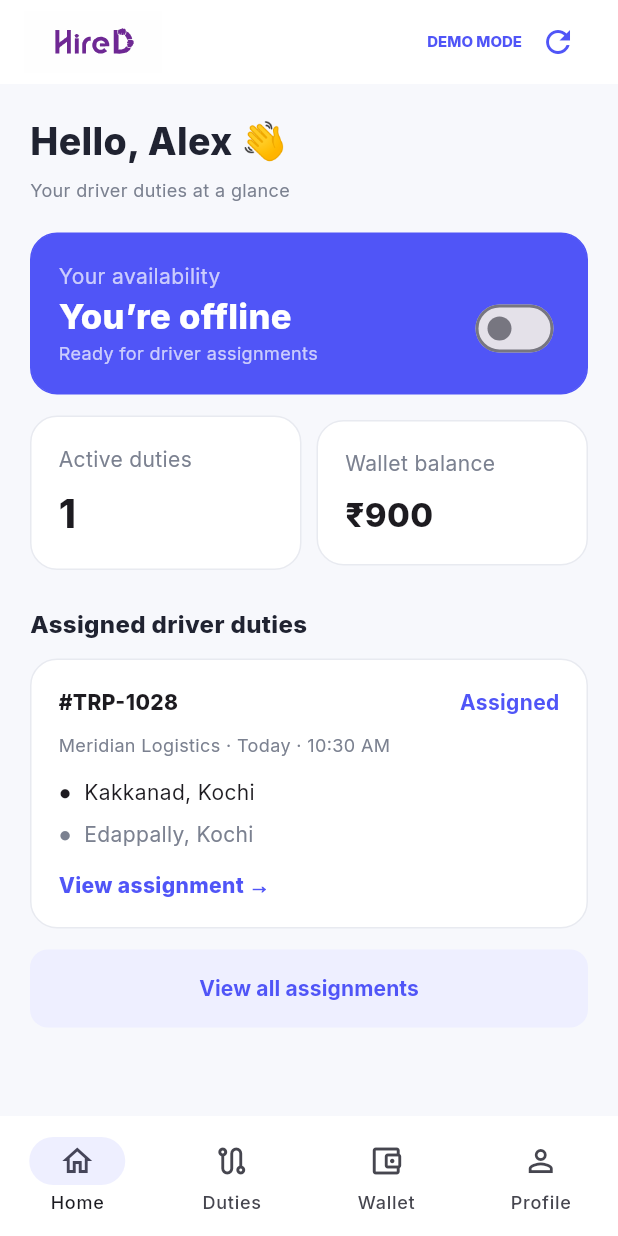
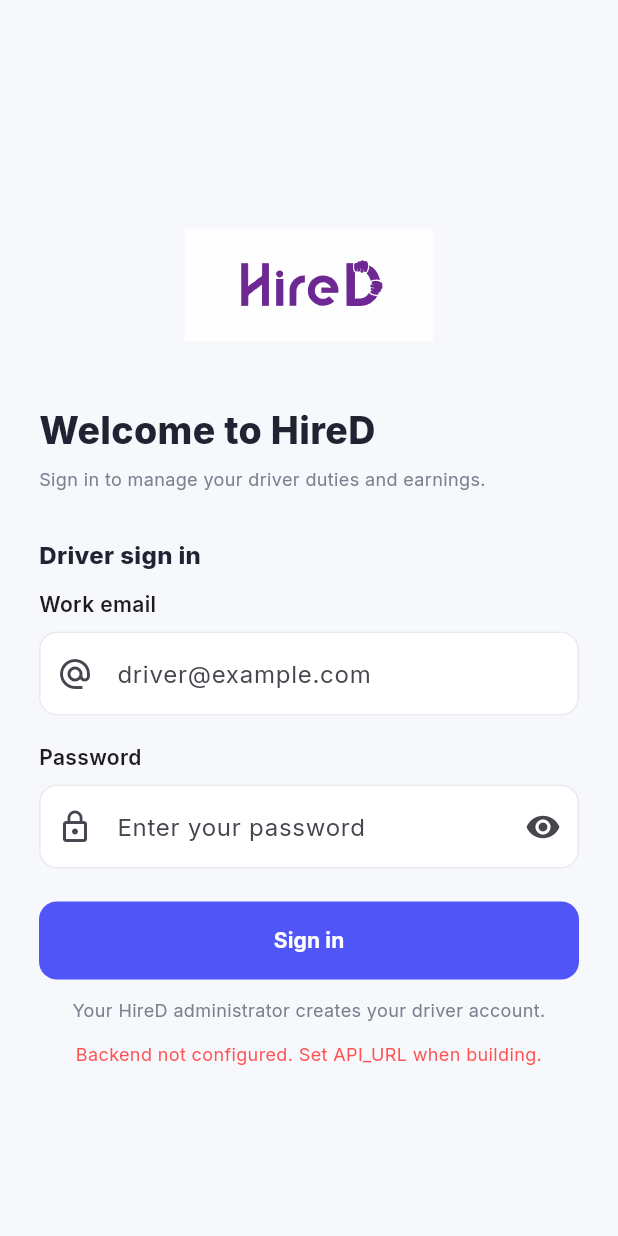
Before and after one commit to vasudevks2004/driver-app, a Flutter app: the screen it shows after launch, on a phone screen of 412 x 824 dp. Run offline on Flutter 3.47's test engine with Material 3 defaults, Android fonts, the phone set to English and light mode, and no system bars; our stand-ins replace file_picker, flutter_secure_storage, flutter_svg, google_fonts, image_picker.

Commit message:
feat(auth): enforce driver login, first-use password change and logout

```diff
--- a/lib/main.dart
+++ b/lib/main.dart
@@ -1,3 +1,4 @@
+import 'dart:convert';
 import 'package:flutter/material.dart';
 import 'package:flutter_secure_storage/flutter_secure_storage.dart';
 import 'package:flutter_svg/flutter_svg.dart';
@@ -5,7 +6,7 @@ import 'package:google_fonts/google_fonts.dart';
 import 'package:image_picker/image_picker.dart';
 import 'package:file_picker/file_picker.dart';
 import 'package:intl/intl.dart';
-import 'api.dart';
+import 'auth.dart';
 
 const primary = Color(0xFF5055F7);
 const bg = Color(0xFFF7F8FC);
@@ -49,8 +50,13 @@ class DriverHome extends StatefulWidget {
 
 class _DriverHomeState extends State<DriverHome> {
   static const storage = FlutterSecureStorage();
+  late final DriverAuth auth = DriverAuth(apiUrl);
   String? token;
-  bool demo = true, online = false, busy = false;
+  bool demo = false, online = false, busy = false, restoring = true;
+  bool mustChangePassword = false;
+  final newPassword = TextEditingController();
+  final confirmPassword = TextEditingController();
+  bool passwordVisible = false;
   int page = 0;
   String? selectedId;
   String driverName = 'Alex Morgan';
@@ -84,7 +90,6 @@ class _DriverHomeState extends State<DriverHome> {
     {'trip': 'TRP-1025', 'amount': 900.0, 'date': 'Yesterday'}
   ];
 
-  DriverApi get api => DriverApi(apiUrl, token ?? '');
   String money(num amount) =>
       NumberFormat.currency(locale: 'en_IN', symbol: '₹', decimalDigits: 0)
           .format(amount);
@@ -98,18 +103,42 @@ class _DriverHomeState extends State<DriverHome> {
   @override
   void dispose() {
     username.dispose(); password.dispose(); expenseTitle.dispose();
-    expenseAmount.dispose(); otp.dispose();
+    expenseAmount.dispose(); otp.dispose(); newPassword.dispose(); confirmPassword.dispose();
     super.dispose();
+  }
+
+  void activateSession(DriverSession session) {
+    setState(() {
+      token = session.token;
+      demo = false;
+      mustChangePassword = session.mustChangePassword;
+      driverName = (session.profile['name'] ?? 'Driver').toString();
+      online = session.profile['online'] == true;
+      trips = [];
+      balance = 0;
+      credits = [];
+      unavailable
+        ..clear()
+        ..addAll((session.profile['unavailableDates'] as List? ?? []).map((x) => x.toString()));
+      docs.updateAll((key, value) => session.profile['documents']?[key] == true);
+      page = 0;
+    });
   }
 
   Future<void> restoreSession() async {
     try {
-      final saved = await storage.read(key: 'driver_token');
-      if (saved == null || !mounted) return;
-      setState(() { token = saved; demo = false; });
-      await refresh();
+      final saved = await auth.restore();
+      if (!mounted) return;
+      if (saved != null) {
+        activateSession(saved);
+        if (!saved.mustChangePassword) await refresh();
+      }
     } catch (error) {
+      // Connectivity issues are different from invalid credentials.
+      // Keep the dashboard locked and let the driver retry verification.
       showError(error);
+    } finally {
+      if (mounted) setState(() => restoring = false);
     }
   }
 
@@ -128,11 +157,11 @@ class _DriverHomeState extends State<DriverHome> {
   }
 
   Future<void> refresh() async {
-    if (demo || token == null) return;
+    if (demo || token == null || mustChangePassword) return;
     try {
-      final profile = await api.request('/drivers/me') as Map;
-      final assignments = await api.request('/drivers/me/trips');
-      final wallet = await api.request('/drivers/me/wallet') as Map;
+      final profile = await auth.request('/drivers/me') as Map;
+      final assignments = await auth.request('/drivers/me/trips');
+      final wallet = await auth.request('/drivers/me/wallet') as Map;
       if (!mounted) return;
       setState(() {
         driverName = (profile['name'] ?? 'Driver').toString();
@@ -149,23 +178,120 @@ class _DriverHomeState extends State<DriverHome> {
   }
 
   Future<void> login() => runTask(() async {
-    final data = await DriverApi(apiUrl, '').request(
-      '/auth/driver/login', method: 'POST',
-      body: {'username': username.text.trim(), 'password': password.text},
-    ) as Map;
-    final received = data['token']?.toString();
-    if (received == null || received.isEmpty) {
-      throw StateError('Login did not return a session token');
+    final email = username.text.trim();
+    if (!RegExp(r'^[^@\\s]+@[^@\\s]+\\.[^@\\s]+$').hasMatch(email) || password.text.isEmpty) {
+      throw StateError('Enter your work email and password.');
     }
-    await storage.write(key: 'driver_token', value: received);
-    setState(() { token = received; demo = false; });
-    await refresh();
+    final session = await auth.login(email, password.text);
+    password.clear();
+    if (!mounted) return;
+    activateSession(session);
+    if (!session.mustChangePassword) await refresh();
+  });
+
+  Future<void> updatePassword() => runTask(() async {
+    final updated = newPassword.text;
+    if (updated != confirmPassword.text) throw StateError('Passwords do not match.');
+    if (utf8.encode(updated).length < 12 || utf8.encode(updated).length > 72) {
+      throw StateError('Use a password between 12 and 72 bytes.');
+    }
+    if (password.text.isEmpty) throw StateError('Enter your temporary password.');
+    final session = await auth.changePassword(password.text, updated);
+    password.clear();
+    newPassword.clear();
+    confirmPassword.clear();
+    if (!mounted) return;
+    activateSession(session);
+    if (!session.mustChangePassword) await refresh();
   });
 
   Future<void> logout() => runTask(() async {
-    await storage.delete(key: 'driver_token');
-    setState(() { token = null; demo = true; page = 0; driverName = 'Alex Morgan'; });
+    final revoked = await auth.logout();
+    if (!mounted) return;
+    setState(() {
+      token = null; demo = false; mustChangePassword = false;
+      page = 0; driverName = 'Driver'; trips = []; credits = [];
+      balance = 0; online = false; unavailable.clear();
+      docs.updateAll((key, value) => false);
+    });
+    if (!revoked) showError('Signed out on this device. Server revocation could not be confirmed.');
   });
+
+  Widget loginScreen() => Scaffold(
+    body: SafeArea(
+      child: Center(
+        child: ConstrainedBox(
+          constraints: const BoxConstraints(maxWidth: 430),
+          child: ListView(shrinkWrap: true, padding: const EdgeInsets.all(26), children: [
+            const SizedBox(height: 36),
+            Center(child: SvgPicture.asset('assets/hired-logo.svg',
+              width: 166, height: 82, fit: BoxFit.contain)),
+            const SizedBox(height: 38),
+            heading('Welcome to HireD', 'Sign in to manage your driver duties and earnings.'),
+            section('Driver sign in'),
+            const Text('Work email', style: TextStyle(fontWeight: FontWeight.w600)),
+            const SizedBox(height: 8),
+            TextField(controller: username, keyboardType: TextInputType.emailAddress,
+              textInputAction: TextInputAction.next, autofillHints: const [AutofillHints.email],
+              autocorrect: false, decoration: const InputDecoration(
+                prefixIcon: Icon(Icons.alternate_email), hintText: 'driver@example.com')),
+            const SizedBox(height: 18),
+            const Text('Password', style: TextStyle(fontWeight: FontWeight.w600)),
+            const SizedBox(height: 8),
+            TextField(controller: password, obscureText: !passwordVisible,
+              autofillHints: const [AutofillHints.password],
+              decoration: InputDecoration(prefixIcon: const Icon(Icons.lock_outline),
+                hintText: 'Enter your password',
+                suffixIcon: IconButton(onPressed: () =>
+                  setState(() => passwordVisible = !passwordVisible),
+                  icon: Icon(passwordVisible ? Icons.visibility_off : Icons.visibility)))),
+            const SizedBox(height: 22),
+            button(busy ? 'Signing in…' : 'Sign in', login),
+            const SizedBox(height: 12),
+            const Text('Your HireD administrator creates your driver account.',
+              textAlign: TextAlign.center, style: TextStyle(color: muted, fontSize: 12)),
+            if (apiUrl.isEmpty) ...[
+              const SizedBox(height: 12),
+              const Text('Backend not configured. Set API_URL when building.',
+                textAlign: TextAlign.center,
+                style: TextStyle(color: Colors.redAccent, fontSize: 12)),
+            ],
+            if (allowDemo) ...[
+              const SizedBox(height: 16),
+              button('Explore demo (sample data only)', () => setState(() {
+                demo = true; token = null; page = 0;
+                driverName = 'Alex Morgan';
+              }), light: true),
+            ],
+          ]),
+        ),
+      ),
+    ),
+  );
+
+  Widget changePasswordScreen() => Scaffold(
+    body: SafeArea(child: Center(child: ConstrainedBox(
+      constraints: const BoxConstraints(maxWidth: 430),
+      child: ListView(shrinkWrap: true, padding: const EdgeInsets.all(26), children: [
+        Center(child: SvgPicture.asset('assets/hired-logo.svg',
+          width: 140, height: 70)),
+        const SizedBox(height: 24),
+        heading('Secure your account', 'Change the temporary password supplied by HireD admin.'),
+        TextField(controller: password, obscureText: true,
+          decoration: const InputDecoration(labelText: 'Temporary password')),
+        const SizedBox(height: 12),
+        TextField(controller: newPassword, obscureText: true,
+          decoration: const InputDecoration(labelText: 'New password (12+ characters)')),
+        const SizedBox(height: 12),
+        TextField(controller: confirmPassword, obscureText: true,
+          decoration: const InputDecoration(labelText: 'Confirm new password')),
+        const SizedBox(height: 18),
+        button(busy ? 'Updating password…' : 'Update password', updatePassword),
+        const SizedBox(height: 12),
+        button('Sign out', logout, light: true),
+      ]),
+    ))),
+  );
 
   Widget panel(Widget child, {Color color = Colors.white}) => Container(
     width: double.infinity, margin: const EdgeInsets.only(bottom: 14),
@@ -247,7 +373,7 @@ class _DriverHomeState extends State<DriverHome> {
           ])),
           Switch(value: online, activeThumbColor: Colors.white,
             onChanged: (value) => runTask(() async {
-              if (!demo) await api.request('/drivers/me/availability',
+              if (!demo) await auth.request('/drivers/me/availability',
                 method: 'PATCH', body: {'online': value,
                   'unavailableDates': unavailable.toList()});
               setState(() => online = value);
@@ -313,7 +439,7 @@ class _DriverHomeState extends State<DriverHome> {
       ])),
       if (status == 'Assigned')
         button('Start driver duty', () => runTask(() async {
-          if (!demo) await api.request('/trips/${t['id']}/start', method: 'POST');
+          if (!demo) await auth.request('/trips/${t['id']}/start', method: 'POST');
           setState(() => t['status'] = 'Ongoing');
         })),
       if (status == 'Ongoing') ...[
@@ -326,7 +452,7 @@ class _DriverHomeState extends State<DriverHome> {
             final photo = await ImagePicker().pickImage(
               source: ImageSource.camera, imageQuality: 70);
             if (photo == null) return;
-            if (!demo) await api.upload('/trips/${t['id']}/selfie', photo.path);
+            if (!demo) await auth.upload('/trips/${t['id']}/selfie', photo.path);
             setState(() => t['selfie'] = true);
           }), light: true),
         ])),
@@ -348,7 +474,7 @@ class _DriverHomeState extends State<DriverHome> {
             if (title.isEmpty || amount == null || amount < 0) {
               throw StateError('Enter a description and non-negative amount');
             }
-            if (!demo) await api.request('/trips/${t['id']}/expenses',
+            if (!demo) await auth.request('/trips/${t['id']}/expenses',
               method: 'POST', body: {'description': title, 'amount': amount});
             setState(() {
               (t['expenses'] as List).add({'description': title, 'amount': amount});
@@ -382,7 +508,7 @@ class _DriverHomeState extends State<DriverHome> {
                 page = 2;
               });
             } else {
-              await api.request('/trips/${t['id']}/close',
+              await auth.request('/trips/${t['id']}/close',
                 method: 'POST', body: {'otp': otp.text});
               await refresh();
               setState(() => page = 2);
@@ -445,7 +571,7 @@ class _DriverHomeState extends State<DriverHome> {
         return InkWell(onTap: () => runTask(() async {
           final next = {...unavailable};
           if (blocked) { next.remove(key); } else { next.add(key); }
-          if (!demo) await api.request('/drivers/me/availability',
+          if (!demo) await auth.request('/drivers/me/availability',
             method: 'PATCH', body: {'online': online, 'unavailableDates': next.toList()});
           setState(() { unavailable..clear()..addAll(next); });
         }), child: Container(width: 64, padding: const EdgeInsets.all(9),
@@ -479,39 +605,20 @@ class _DriverHomeState extends State<DriverHome> {
           type: FileType.custom, allowedExtensions: ['jpg', 'jpeg', 'png', 'pdf']);
         final path = chosen?.files.single.path;
         if (path == null) return;
-        if (!demo) await api.upload('/drivers/me/documents/${entry.key}', path);
+        if (!demo) await auth.upload('/drivers/me/documents/${entry.key}', path);
         setState(() => docs[entry.key] = true);
       }), icon: const Icon(Icons.upload_file, color: primary)),
     ]))),
-    button(demo ? 'Connect to backend' : 'Sign out', demo ? showLogin : logout,
+    button(demo ? 'Exit demo' : 'Sign out', demo ? () => setState(() { demo = false; page = 0; }) : logout,
       light: true),
   ]);
 
-  void showLogin() {
-    if (apiUrl.isEmpty) {
-      showError('Start Flutter with --dart-define=API_URL=https://your-server/api/v1');
-      return;
-    }
-    showDialog<void>(context: context, builder: (ctx) => AlertDialog(
-      title: const Text('Driver login'),
-      content: SingleChildScrollView(child: Column(mainAxisSize: MainAxisSize.min,
-        children: [
-          TextField(controller: username,
-            decoration: const InputDecoration(labelText: 'Username')),
-          const SizedBox(height: 10),
-          TextField(controller: password, obscureText: true,
-            decoration: const InputDecoration(labelText: 'Password')),
-        ])),
-      actions: [
-        TextButton(onPressed: () => Navigator.pop(ctx), child: const Text('Cancel')),
-        TextButton(onPressed: () { Navigator.pop(ctx); login(); },
-          child: const Text('Sign in')),
-      ],
-    ));
-  }
-
   @override
-  Widget build(BuildContext context) => Scaffold(
+  Widget build(BuildContext context) {
+    if (restoring) return const Scaffold(body: Center(child: CircularProgressIndicator()));
+    if (!demo && token == null) return loginScreen();
+    if (!demo && mustChangePassword) return changePasswordScreen();
+    return Scaffold(
     appBar: AppBar(
       title: Row(children: [
         SvgPicture.asset('assets/hired-logo.svg', width: 92, height: 42,
@@ -547,4 +654,5 @@ class _DriverHomeState extends State<DriverHome> {
       ),
     ]),
   );
+  }
 }
```
